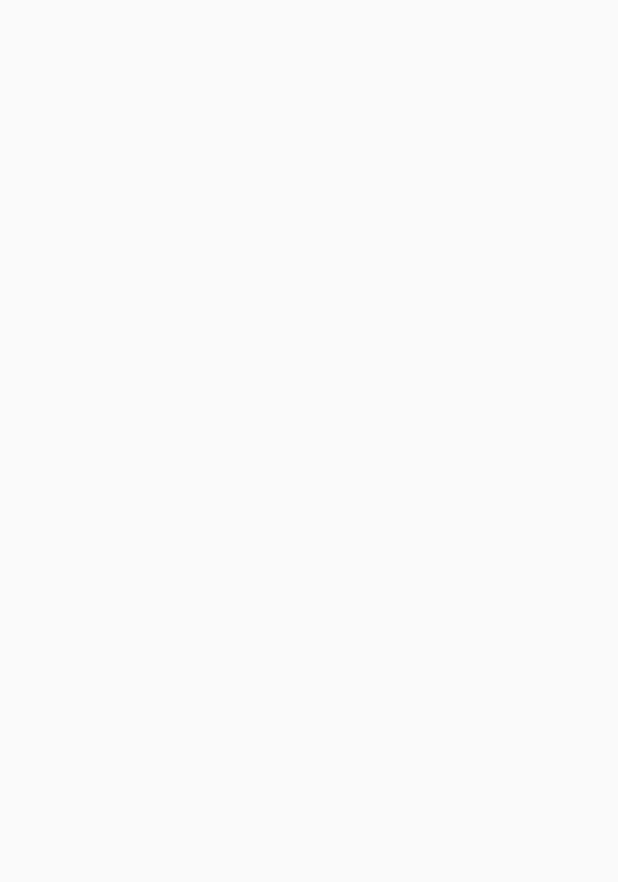
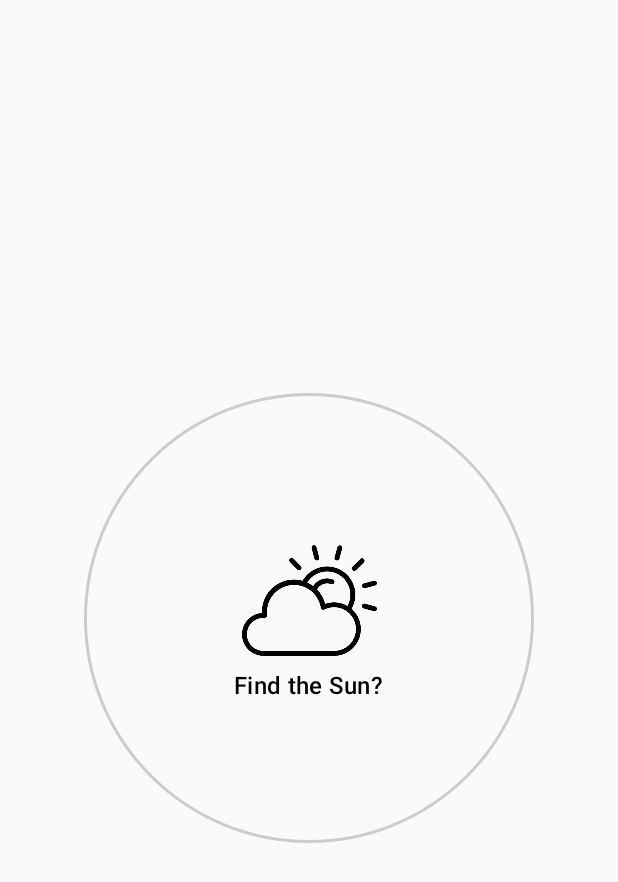
Before and after one commit to hantash07/weather-mvvm-hilt-compose, an Android app built with Jetpack Compose: the SPLASH_SCREEN screen opened through its navigation route, on a phone screen of 412 x 824 dp. Before the commit the part shown is empty. Shown: the top 882 px of the screen. Run offline under Robolectric (Android 15) with nearby library versions, the phone set to English and light mode, and no system bars.

Commit message:
Completed Splash Screen UI

```diff
--- a/app/src/main/java/com/hantash/weather_app/ui/screen/SplashScreen.kt
+++ b/app/src/main/java/com/hantash/weather_app/ui/screen/SplashScreen.kt
@@ -1,8 +1,78 @@
 package com.hantash.weather_app.ui.screen
 
+import android.view.animation.OvershootInterpolator
+import androidx.compose.animation.core.Animatable
+import androidx.compose.animation.core.tween
+import androidx.compose.foundation.BorderStroke
+import androidx.compose.foundation.Image
+import androidx.compose.foundation.layout.Arrangement
+import androidx.compose.foundation.layout.Box
+import androidx.compose.foundation.layout.Column
+import androidx.compose.foundation.layout.fillMaxSize
+import androidx.compose.foundation.layout.size
+import androidx.compose.foundation.shape.CircleShape
+import androidx.compose.material3.MaterialTheme
+import androidx.compose.material3.Surface
+import androidx.compose.material3.Text
 import androidx.compose.runtime.Composable
+import androidx.compose.runtime.LaunchedEffect
+import androidx.compose.runtime.remember
+import androidx.compose.ui.Alignment
+import androidx.compose.ui.Modifier
+import androidx.compose.ui.draw.scale
+import androidx.compose.ui.graphics.Color
+import androidx.compose.ui.layout.ContentScale
+import androidx.compose.ui.res.painterResource
+import androidx.compose.ui.tooling.preview.Preview
+import androidx.compose.ui.unit.dp
 import androidx.navigation.NavController
+import com.hantash.weather_app.R
+import com.hantash.weather_app.ui.navigation.EnumScreen
+import kotlinx.coroutines.delay
 
+@Preview
 @Composable
-fun SplashScreen(navController: NavController) {
+fun SplashScreen(navController: NavController? = null) {
+    val scale = remember {
+        Animatable(initialValue = 0f)
+    }
+
+    LaunchedEffect(key1 = true, block = {
+        scale.animateTo(
+            targetValue = 1f,
+            animationSpec = tween(
+                durationMillis = 800, easing = { OvershootInterpolator(7f).getInterpolation(it) }
+            )
+        )
+        delay(1000)
+        navController?.navigate(EnumScreen.MAIN_SCREEN.name)
+    })
+
+    Box(modifier = Modifier.fillMaxSize()) {
+        Surface(
+            modifier = Modifier
+                .size(300.dp)
+                .align(Alignment.Center)
+                .scale(scale.value),
+            color = Color.Transparent,
+            shape = CircleShape,
+            border = BorderStroke(width = 2.dp, color = Color.LightGray),
+        ) {
+            Column(
+                horizontalAlignment = Alignment.CenterHorizontally,
+                verticalArrangement = Arrangement.Center
+            ) {
+                Image(
+                    modifier = Modifier.size(90.dp),
+                    painter = painterResource(R.drawable.ic_sun),
+                    contentDescription = "Icon Sun",
+                    contentScale = ContentScale.Fit
+                )
+                Text(
+                    text = "Find the Sun?",
+                    style = MaterialTheme.typography.titleMedium
+                )
+            }
+        }
+    }
 }
```
Also changed, not shown: app/src/main/res/drawable/ic_humidity.png (added), app/src/main/res/drawable/ic_pressure.png (added), app/src/main/res/drawable/ic_rain.png (added), app/src/main/res/drawable/ic_sun.png (added), app/src/main/res/drawable/ic_sunrise.png (added), app/src/main/res/drawable/ic_sunset.png (added), app/src/main/res/drawable/ic_wind.png (added).
